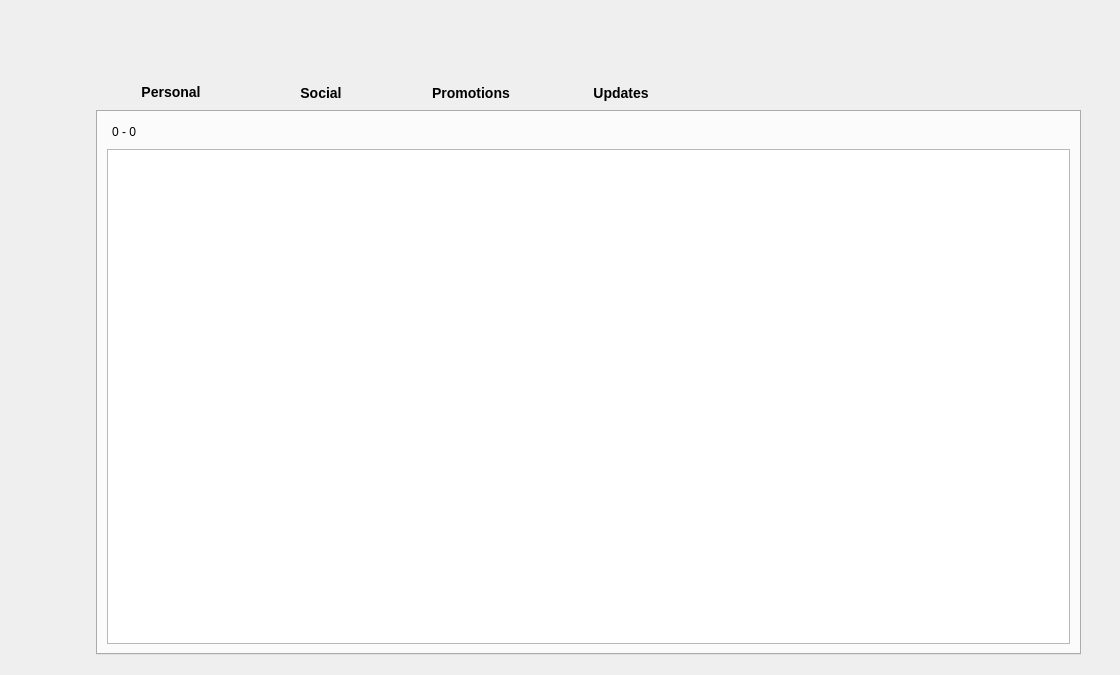
First picture: the form in views/ui_main_view.ui, repository aleksaa01/qgmailer, before the edit.
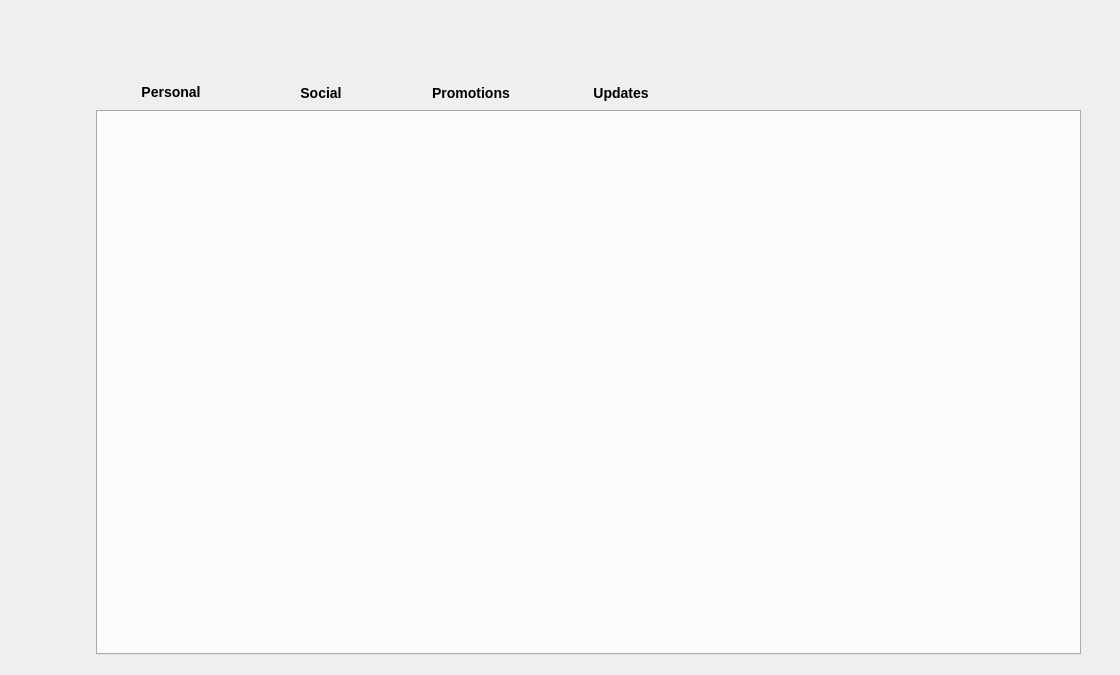
Second picture: the form after the edit. Icons and pictures are not drawn.

Diff of the .ui file:
```diff
--- a/views/ui_main_view.ui
+++ b/views/ui_main_view.ui
@@ -332,123 +332,7 @@
        <attribute name="title">
         <string>Personal</string>
        </attribute>
-       <layout class="QVBoxLayout" name="verticalLayout">
-        <item>
-         <widget class="QWidget" name="widget" native="true">
-          <property name="minimumSize">
-           <size>
-            <width>0</width>
-            <height>0</height>
-           </size>
-          </property>
-          <layout class="QHBoxLayout" name="horizontalLayout">
-           <property name="spacing">
-            <number>0</number>
-           </property>
-           <property name="leftMargin">
-            <number>5</number>
-           </property>
-           <property name="topMargin">
-            <number>1</number>
-           </property>
-           <property name="rightMargin">
-            <number>5</number>
-           </property>
-           <property name="bottomMargin">
-            <number>1</number>
-           </property>
-           <item>
-            <widget class="QLabel" name="personalIndexLabel">
-             <property name="text">
-              <string>0 - 0</string>
-             </property>
-            </widget>
-           </item>
-           <item>
-            <spacer name="HorizontalSpacer">
-             <property name="orientation">
-              <enum>Qt::Horizontal</enum>
-             </property>
-             <property name="sizeHint" stdset="0">
-              <size>
-               <width>40</width>
-               <height>20</height>
-              </size>
-             </property>
-            </spacer>
-           </item>
-           <item>
-            <widget class="QPushButton" name="personalPreviousBtn">
-             <property name="maximumSize">
-              <size>
-               <width>40</width>
-               <height>40</height>
-              </size>
-             </property>
-             <property name="cursor">
-              <cursorShape>PointingHandCursor</cursorShape>
-             </property>
-             <property name="styleSheet">
-              <string notr="true"/>
-             </property>
-             <property name="text">
-              <string/>
-             </property>
-             <property name="icon">
-              <iconset resource="icons/icons.qrc">
-               <normaloff>:/images/previous_button.png</normaloff>:/images/previous_button.png</iconset>
-             </property>
-             <property name="iconSize">
-              <size>
-               <width>20</width>
-               <height>20</height>
-              </size>
-             </property>
-            </widget>
-           </item>
-           <item>
-            <widget class="QPushButton" name="personalNextBtn">
-             <property name="maximumSize">
-              <size>
-               <width>40</width>
-               <height>40</height>
-              </size>
-             </property>
-             <property name="cursor">
-              <cursorShape>PointingHandCursor</cursorShape>
-             </property>
-             <property name="styleSheet">
-              <string notr="true"/>
-             </property>
-             <property name="text">
-              <string/>
-             </property>
-             <property name="icon">
-              <iconset resource="icons/icons.qrc">
-               <normaloff>:/images/next_button.png</normaloff>:/images/next_button.png</iconset>
-             </property>
-             <property name="iconSize">
-              <size>
-               <width>20</width>
-               <height>20</height>
-              </size>
-             </property>
-            </widget>
-           </item>
-          </layout>
-         </widget>
-        </item>
-        <item>
-         <widget class="QListView" name="personalListView">
-          <property name="sizePolicy">
-           <sizepolicy hsizetype="Expanding" vsizetype="Expanding">
-            <horstretch>0</horstretch>
-            <verstretch>1</verstretch>
-           </sizepolicy>
-          </property>
-         </widget>
-        </item>
-       </layout>
+       <layout class="QVBoxLayout" name="personalDiv"/>
       </widget>
       <widget class="QWidget" name="tab_2">
        <attribute name="title">
```
Left out of the diff: 582 changed lines with no effect on the pictures.
